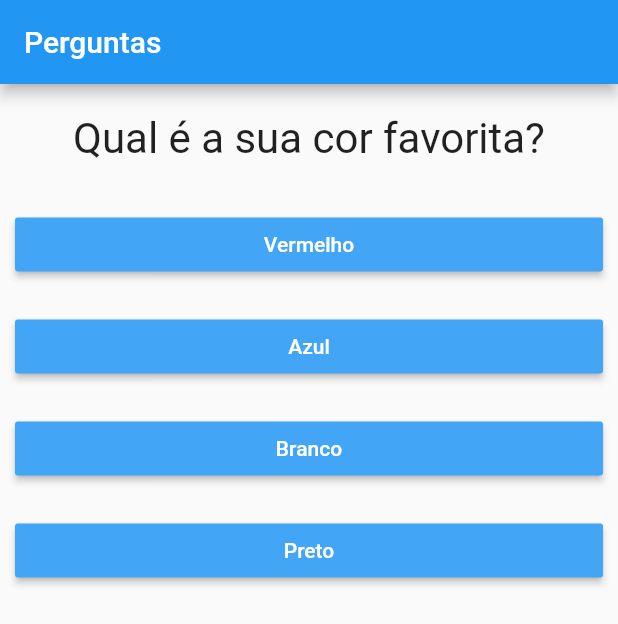
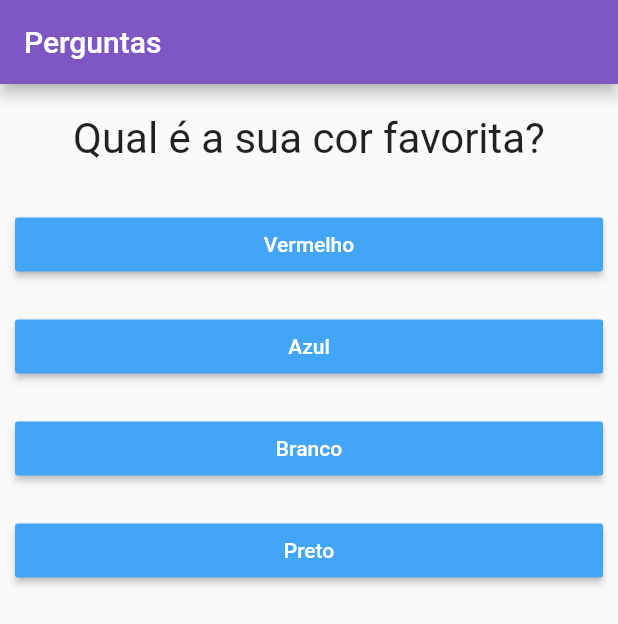
Before and after one commit to Orion-News/App_Perguntas, a Flutter app: the screen it shows after launch, on a phone screen of 412 x 824 dp. Shown: the top 624 px of the screen. Run offline on Flutter 3.47's test engine with Material 2 defaults, Android fonts, the phone set to English and light mode, and no system bars.

Commit message:
changed color background in appBar

```diff
--- a/lib/main.dart
+++ b/lib/main.dart
@@ -87,6 +87,7 @@ class _PerguntaAppState extends State<PerguntaApp> {
       home: Scaffold(
         appBar: AppBar(
           title: Text('Perguntas'),
+          backgroundColor: Colors.deepPurple[400],
         ),
         body: temPerguntaSelecionada ? Questionario(
           perguntas: _perguntas,
```
